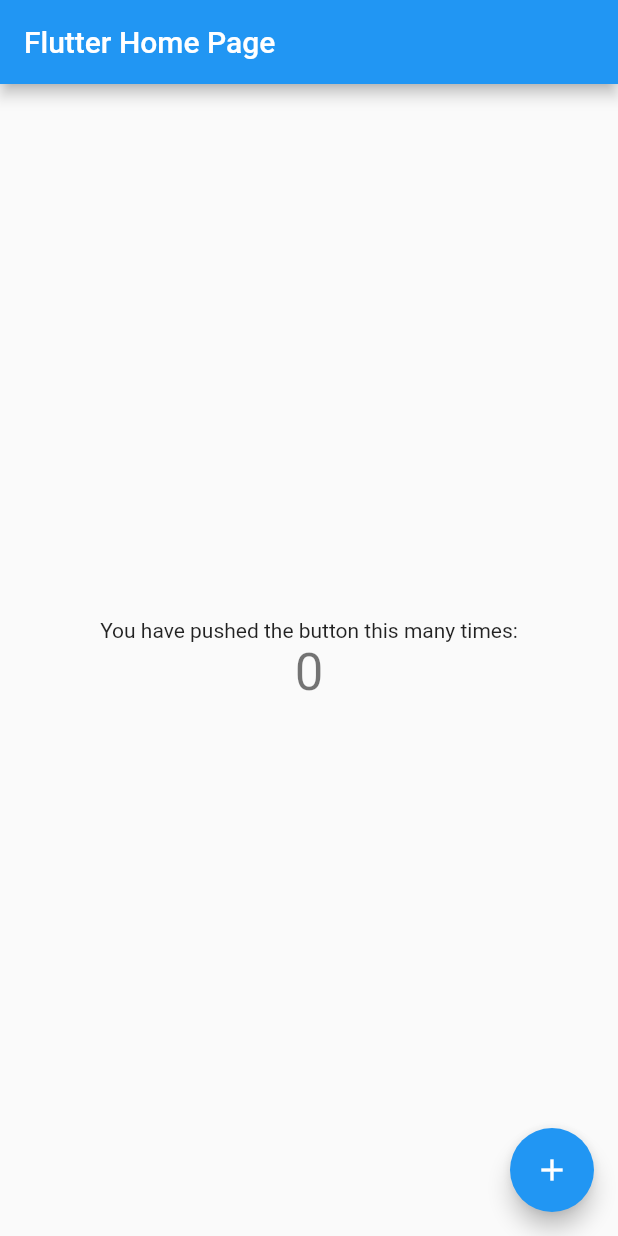
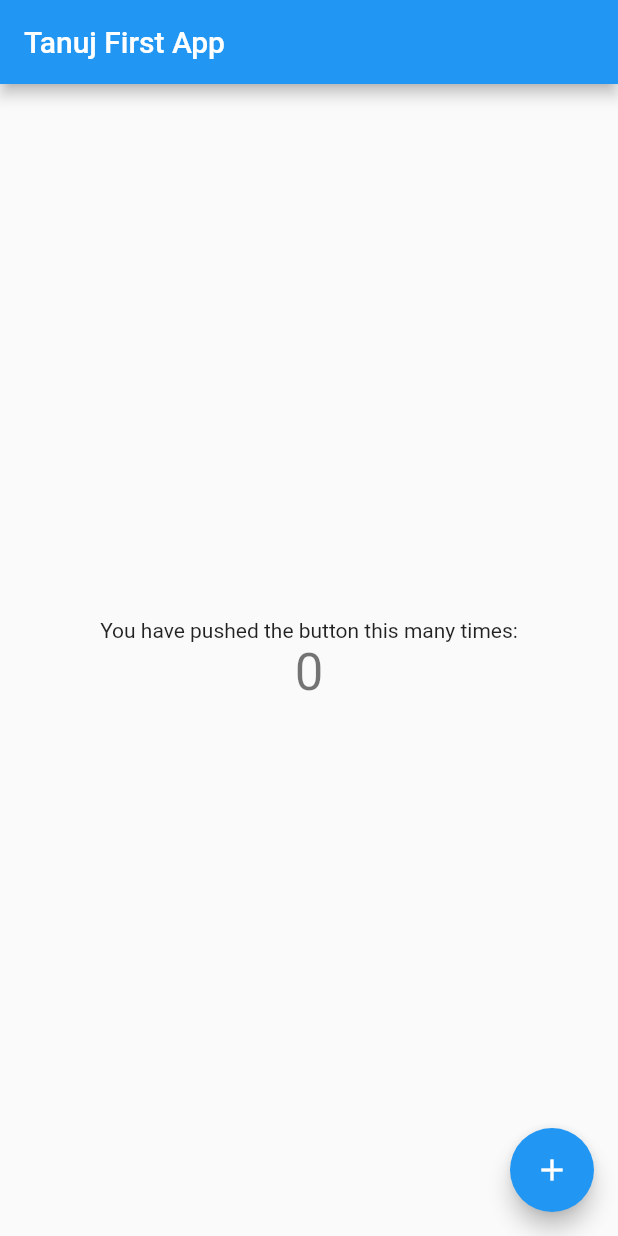
Before and after one commit to vishnoitanuj/ContactApp, a Flutter app: the screen it shows after launch, on a phone screen of 412 x 824 dp. Run offline on Flutter 3.47's test engine with Material 2 defaults, Android fonts, the phone set to English and light mode, and no system bars.

Commit message:
title change

```diff
--- a/lib/main.dart
+++ b/lib/main.dart
@@ -20,7 +20,7 @@ class MyApp extends StatelessWidget {
         // is not restarted.
         primarySwatch: Colors.blue,
       ),
-      home: MyHomePage(title: 'Flutter Home Page'),
+      home: MyHomePage(title: 'Tanuj First App'),
     );
   }
 }
```
